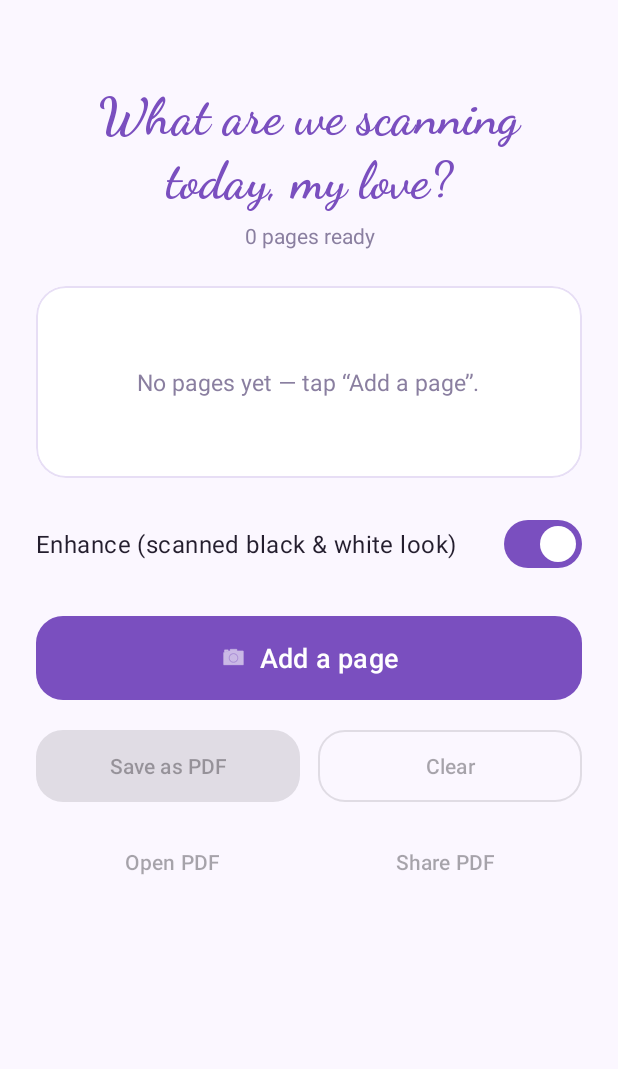
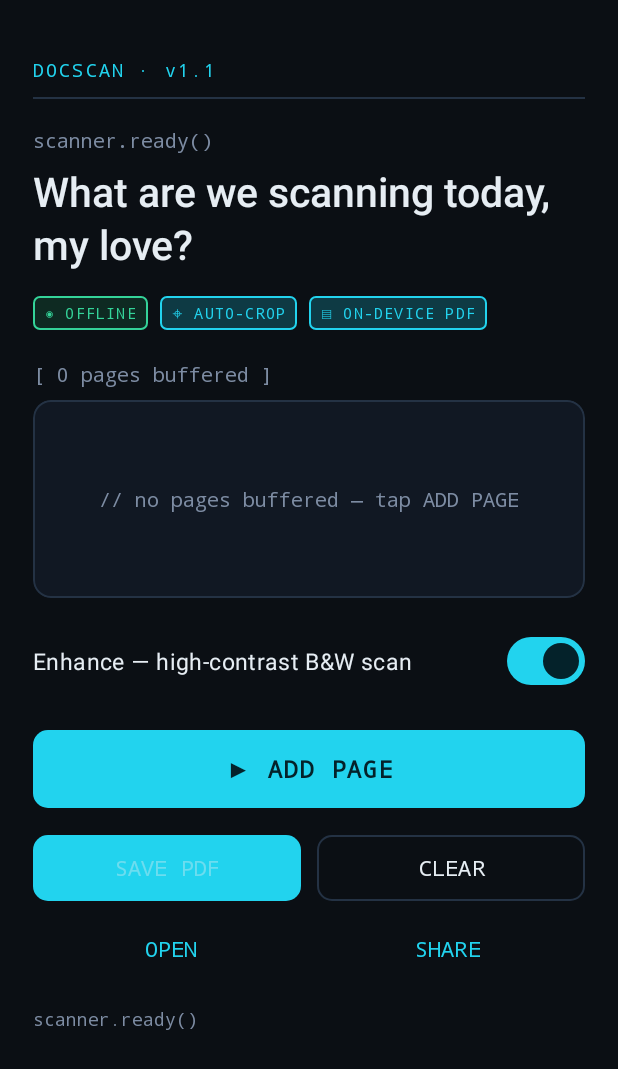
Before and after one commit to bambiproj/kidscolors, an Android app: the screen it shows after launch (MainActivity), on a phone screen of 412 x 824 dp. Shown: the top 1069 px of the screen. Run offline under Robolectric (Android 15) with nearby library versions, the phone set to English and light mode, and no system bars; libraries missing offline, so code that uses them is left out: org.opencv.android; 1 statement that could not run was skipped.

Commit message:
Add on-device auto-crop (OpenCV) and a tech console UI
- Automatic page cropping: detect the document's four corners with OpenCV
  (Canny + contour + perspective warp) and flatten to a clean page. Runs
  entirely on-device with bundled native libs, so no network is used. Falls
  back to the full frame when no confident outline is found.
- Processing moved off the UI thread; status reflects crop result.
- Restyle to a dark "scanner console" look: monospace accents, cyan/green
  status badges (OFFLINE / AUTO-CROP / ON-DEVICE PDF), sharper geometry.
- Limit native ABIs to arm64-v8a + armeabi-v7a to keep APK size down.

Co-Authored-By: Claude Opus 4.8 <noreply@anthropic.com>
Claude-Session: https://claude.ai/code/session_01FERLpLAdUEmVFe1XpPg91x

```diff
--- /dev/null
+++ b/android/app/src/main/res/drawable/badge_cyan.xml
@@ -0,0 +1,7 @@
+<?xml version="1.0" encoding="utf-8"?>
+<shape xmlns:android="http://schemas.android.com/apk/res/android"
+    android:shape="rectangle">
+    <corners android:radius="4dp" />
+    <stroke android:width="1dp" android:color="@color/accent" />
+    <solid android:color="@color/accent_dim" />
+</shape>
--- /dev/null
+++ b/android/app/src/main/res/drawable/badge_green.xml
@@ -0,0 +1,7 @@
+<?xml version="1.0" encoding="utf-8"?>
+<shape xmlns:android="http://schemas.android.com/apk/res/android"
+    android:shape="rectangle">
+    <corners android:radius="4dp" />
+    <stroke android:width="1dp" android:color="@color/green" />
+    <solid android:color="#0E2A22" />
+</shape>
--- a/android/app/src/main/res/drawable/thumb_frame.xml
+++ b/android/app/src/main/res/drawable/thumb_frame.xml
@@ -1,9 +1,9 @@
 <?xml version="1.0" encoding="utf-8"?>
 <shape xmlns:android="http://schemas.android.com/apk/res/android"
     android:shape="rectangle">
-    <corners android:radius="10dp" />
+    <corners android:radius="6dp" />
     <stroke
         android:width="1dp"
         android:color="@color/stroke" />
-    <solid android:color="@color/card" />
+    <solid android:color="@color/surface_alt" />
 </shape>
--- a/android/app/src/main/res/layout/activity_main.xml
+++ b/android/app/src/main/res/layout/activity_main.xml
@@ -4,42 +4,104 @@
     android:layout_width="match_parent"
     android:layout_height="match_parent"
     android:fillViewport="true"
-    android:background="@color/background">
+    android:background="@color/bg">
 
     <LinearLayout
         android:layout_width="match_parent"
         android:layout_height="wrap_content"
         android:orientation="vertical"
-        android:padding="24dp">
+        android:padding="22dp">
+
+        <!-- Header tag -->
+        <TextView
+            android:layout_width="wrap_content"
+            android:layout_height="wrap_content"
+            android:layout_marginTop="16dp"
+            android:fontFamily="monospace"
+            android:letterSpacing="0.12"
+            android:text="@string/app_tag"
+            android:textColor="@color/accent"
+            android:textSize="12sp" />
+
+        <View
+            android:layout_width="match_parent"
+            android:layout_height="1dp"
+            android:layout_marginTop="10dp"
+            android:background="@color/stroke" />
+
+        <!-- Prompt + greeting -->
+        <TextView
+            android:layout_width="wrap_content"
+            android:layout_height="wrap_content"
+            android:layout_marginTop="18dp"
+            android:fontFamily="monospace"
+            android:text="@string/prompt_line"
+            android:textColor="@color/muted"
+            android:textSize="13sp" />
 
         <TextView
             android:id="@+id/greeting"
             android:layout_width="match_parent"
             android:layout_height="wrap_content"
-            android:layout_marginTop="32dp"
-            android:fontFamily="cursive"
-            android:gravity="center"
-            android:lineSpacingMultiplier="1.05"
+            android:layout_marginTop="6dp"
+            android:fontFamily="sans-serif-medium"
+            android:lineSpacingMultiplier="1.1"
             android:text="@string/greeting"
-            android:textColor="@color/primary"
-            android:textSize="34sp"
-            android:textStyle="bold" />
+            android:textColor="@color/text"
+            android:textSize="27sp" />
 
+        <!-- Status badges -->
+        <HorizontalScrollView
+            android:layout_width="match_parent"
+            android:layout_height="wrap_content"
+            android:layout_marginTop="16dp"
+            android:scrollbars="none">
+
+            <LinearLayout
+                android:layout_width="wrap_content"
+                android:layout_height="wrap_content"
+                android:orientation="horizontal">
+
+                <TextView
+                    style="@style/TechBadge"
+                    android:background="@drawable/badge_green"
+                    android:text="@string/badge_offline"
+                    android:textColor="@color/green" />
+
+                <TextView
+                    style="@style/TechBadge"
+                    android:layout_marginStart="8dp"
+                    android:background="@drawable/badge_cyan"
+                    android:text="@string/badge_autocrop"
+                    android:textColor="@color/accent" />
+
+                <TextView
+                    style="@style/TechBadge"
+                    android:layout_marginStart="8dp"
+                    android:background="@drawable/badge_cyan"
+                    android:text="@string/badge_ondevice"
+                    android:textColor="@color/accent" />
+            </LinearLayout>
+        </HorizontalScrollView>
+
+        <!-- Page count -->
         <TextView
             android:id="@+id/pageCount"
             android:layout_width="match_parent"
             android:layout_height="wrap_content"
-            android:layout_marginTop="6dp"
-            android:gravity="center"
+            android:layout_marginTop="20dp"
+            android:fontFamily="monospace"
+            android:text="[ 0 pages buffered ]"
             android:textColor="@color/muted"
-            android:textSize="14sp" />
+            android:textSize="13sp" />
 
+        <!-- Page buffer panel -->
         <com.google.android.material.card.MaterialCardView
             android:layout_width="match_parent"
             android:layout_height="wrap_content"
-            android:layout_marginTop="24dp"
-            app:cardBackgroundColor="@color/card"
-            app:cardCornerRadius="20dp"
+            android:layout_marginTop="8dp"
+            app:cardBackgroundColor="@color/surface"
+            app:cardCornerRadius="12dp"
             app:cardElevation="0dp"
             app:strokeColor="@color/stroke"
             app:strokeWidth="1dp">
@@ -47,17 +109,18 @@
             <FrameLayout
                 android:layout_width="match_parent"
                 android:layout_height="wrap_content"
-                android:minHeight="128dp"
-                android:padding="16dp">
+                android:minHeight="132dp"
+                android:padding="14dp">
 
                 <TextView
                     android:id="@+id/emptyText"
                     android:layout_width="wrap_content"
                     android:layout_height="wrap_content"
                     android:layout_gravity="center"
+                    android:fontFamily="monospace"
                     android:text="@string/empty_pages"
                     android:textColor="@color/muted"
-                    android:textSize="15sp" />
+                    android:textSize="13sp" />
 
                 <HorizontalScrollView
                     android:layout_width="match_parent"
@@ -77,55 +140,63 @@
             android:id="@+id/enhanceSwitch"
             android:layout_width="match_parent"
             android:layout_height="wrap_content"
-            android:layout_marginTop="20dp"
+            android:layout_marginTop="18dp"
             android:checked="true"
             android:text="@string/enhance_label"
             android:textColor="@color/text"
-            android:textSize="16sp" />
+            android:textSize="15sp" />
 
         <com.google.android.material.button.MaterialButton
             android:id="@+id/addPageButton"
             android:layout_width="match_parent"
-            android:layout_height="64dp"
-            android:layout_marginTop="20dp"
+            android:layout_height="60dp"
+            android:layout_marginTop="18dp"
+            android:fontFamily="monospace"
+            android:letterSpacing="0.08"
             android:text="@string/add_page"
-            android:textSize="18sp"
-            app:cornerRadius="18dp"
-            app:icon="@android:drawable/ic_menu_camera"
-            app:iconGravity="textStart" />
+            android:textColor="@color/on_accent"
+            android:textSize="16sp"
+            android:textStyle="bold"
+            app:backgroundTint="@color/accent"
+            app:cornerRadius="10dp" />
 
         <LinearLayout
             android:layout_width="match_parent"
             android:layout_height="wrap_content"
-            android:layout_marginTop="12dp"
+            android:layout_marginTop="10dp"
             android:orientation="horizontal">
 
             <com.google.android.material.button.MaterialButton
                 android:id="@+id/saveButton"
                 android:layout_width="0dp"
-                android:layout_height="56dp"
-                android:layout_marginEnd="6dp"
+                android:layout_height="52dp"
+                android:layout_marginEnd="5dp"
                 android:layout_weight="1"
                 android:enabled="false"
+                android:fontFamily="monospace"
                 android:text="@string/save_pdf"
-                app:cornerRadius="18dp" />
+                app:backgroundTint="@color/accent"
+                app:cornerRadius="10dp" />
 
             <com.google.android.material.button.MaterialButton
                 android:id="@+id/clearButton"
                 style="@style/Widget.Material3.Button.OutlinedButton"
                 android:layout_width="0dp"
-                android:layout_height="56dp"
-                android:layout_marginStart="6dp"
+                android:layout_height="52dp"
+                android:layout_marginStart="5dp"
                 android:layout_weight="1"
                 android:enabled="false"
+                android:fontFamily="monospace"
                 android:text="@string/clear"
-                app:cornerRadius="18dp" />
+                android:textColor="@color/text"
+                app:cornerRadius="10dp"
+                app:strokeColor="@color/stroke" />
         </LinearLayout>
 
         <LinearLayout
             android:layout_width="match_parent"
             android:layout_height="wrap_content"
-            android:layout_marginTop="12dp"
+            android:layout_marginTop="4dp"
             android:orientation="horizontal">
 
             <com.google.android.material.button.MaterialButton
@@ -135,7 +206,9 @@
                 android:layout_height="wrap_content"
                 android:layout_weight="1"
                 android:enabled="false"
-                android:text="@string/open" />
+                android:fontFamily="monospace"
+                android:text="@string/open"
+                android:textColor="@color/accent" />
 
             <com.google.android.material.button.MaterialButton
                 android:id="@+id/shareButton"
@@ -144,17 +217,20 @@
                 android:layout_height="wrap_content"
                 android:layout_weight="1"
                 android:enabled="false"
-                android:text="@string/share" />
+                android:fontFamily="monospace"
+                android:text="@string/share"
+                android:textColor="@color/accent" />
         </LinearLayout>
 
         <TextView
             android:id="@+id/statusText"
             android:layout_width="match_parent"
             android:layout_height="wrap_content"
-            android:layout_marginTop="16dp"
-            android:gravity="center"
+            android:layout_marginTop="14dp"
+            android:fontFamily="monospace"
+            android:text="@string/prompt_line"
             android:textColor="@color/muted"
-            android:textSize="13sp" />
+            android:textSize="12sp" />
 
     </LinearLayout>
 </ScrollView>
--- a/android/app/src/main/res/values/colors.xml
+++ b/android/app/src/main/res/values/colors.xml
@@ -1,10 +1,17 @@
 <resources>
-    <color name="primary">#7A4FBF</color>
+    <!-- Dark "scanner console" palette -->
+    <color name="bg">#0B0F14</color>
+    <color name="surface">#111823</color>
+    <color name="surface_alt">#0E141D</color>
+    <color name="stroke">#243244</color>
+    <color name="accent">#22D3EE</color>
+    <color name="accent_dim">#0E3A44</color>
+    <color name="on_accent">#04222A</color>
+    <color name="green">#34D399</color>
+    <color name="text">#E6EDF3</color>
+    <color name="muted">#7D8CA3</color>
     <color name="white">#FFFFFFFF</color>
-    <color name="background">#FBF7FF</color>
-    <color name="card">#FFFFFF</color>
-    <color name="stroke">#E7DEF5</color>
-    <color name="text">#241E2E</color>
-    <color name="muted">#8A7FA0</color>
-    <color name="ic_launcher_background">#7A4FBF</color>
+
+    <color name="primary">#22D3EE</color>
+    <color name="ic_launcher_background">#111823</color>
 </resources>
--- a/android/app/src/main/res/values/strings.xml
+++ b/android/app/src/main/res/values/strings.xml
@@ -1,27 +1,35 @@
 <resources>
     <string name="app_name">Doc Scanner</string>
+    <string name="app_tag">DOCSCAN · v1.1</string>
+    <string name="prompt_line">scanner.ready()</string>
     <string name="greeting">What are we scanning today, my love?</string>
 
-    <string name="empty_pages">No pages yet — tap “Add a page”.</string>
-    <string name="enhance_label">Enhance (scanned black &amp; white look)</string>
-    <string name="add_page">Add a page</string>
-    <string name="save_pdf">Save as PDF</string>
-    <string name="clear">Clear</string>
-    <string name="open">Open PDF</string>
-    <string name="share">Share PDF</string>
+    <string name="badge_offline">◉ OFFLINE</string>
+    <string name="badge_autocrop">⌖ AUTO-CROP</string>
+    <string name="badge_ondevice">▤ ON-DEVICE PDF</string>
+
+    <string name="empty_pages">// no pages buffered — tap ADD PAGE</string>
+    <string name="enhance_label">Enhance — high-contrast B&amp;W scan</string>
+    <string name="add_page">▶  ADD PAGE</string>
+    <string name="save_pdf">SAVE PDF</string>
+    <string name="clear">CLEAR</string>
+    <string name="open">OPEN</string>
+    <string name="share">SHARE</string>
     <string name="share_pdf">Share PDF</string>
 
     <plurals name="page_count">
-        <item quantity="zero">No pages captured</item>
-        <item quantity="one">%d page ready</item>
-        <item quantity="other">%d pages ready</item>
+        <item quantity="one">[ %d page buffered ]</item>
+        <item quantity="other">[ %d pages buffered ]</item>
     </plurals>
 
-    <string name="status_saved">Saved “%1$s” (%2$d page(s)) to Downloads.</string>
-    <string name="status_save_failed">Could not save the PDF.</string>
-    <string name="status_cleared">Cleared. Ready for a fresh scan.</string>
-    <string name="status_capture_cancelled">Capture cancelled.</string>
-    <string name="status_capture_failed">Could not read that photo — try again.</string>
+    <string name="status_processing">› detecting page edges…</string>
+    <string name="status_page_cropped">✓ page detected &amp; cropped</string>
+    <string name="status_page_full">• no edges found — kept full frame</string>
+    <string name="status_saved">✓ wrote “%1$s” (%2$d page(s)) → Downloads</string>
+    <string name="status_save_failed">✗ could not save the PDF</string>
+    <string name="status_cleared">buffer cleared — ready</string>
+    <string name="status_capture_cancelled">capture cancelled</string>
+    <string name="status_capture_failed">✗ could not read that photo</string>
 
     <string name="no_camera">No camera app found on this device.</string>
     <string name="no_pdf_viewer">No PDF viewer app found.</string>
--- /dev/null
+++ b/android/app/src/main/res/values/styles.xml
@@ -0,0 +1,13 @@
+<resources>
+    <style name="TechBadge">
+        <item name="android:layout_width">wrap_content</item>
+        <item name="android:layout_height">wrap_content</item>
+        <item name="android:paddingStart">8dp</item>
+        <item name="android:paddingEnd">8dp</item>
+        <item name="android:paddingTop">4dp</item>
+        <item name="android:paddingBottom">4dp</item>
+        <item name="android:fontFamily">monospace</item>
+        <item name="android:textSize">10sp</item>
+        <item name="android:letterSpacing">0.08</item>
+    </style>
+</resources>
--- a/android/app/src/main/res/values/themes.xml
+++ b/android/app/src/main/res/values/themes.xml
@@ -1,8 +1,12 @@
 <resources xmlns:tools="http://schemas.android.com/tools">
-    <style name="Theme.DocScanner" parent="Theme.Material3.Light.NoActionBar">
-        <item name="colorPrimary">@color/primary</item>
-        <item name="colorOnPrimary">@color/white</item>
-        <item name="android:windowBackground">@color/background</item>
-        <item name="android:statusBarColor">@color/background</item>
+    <style name="Theme.DocScanner" parent="Theme.Material3.Dark.NoActionBar">
+        <item name="colorPrimary">@color/accent</item>
+        <item name="colorOnPrimary">@color/on_accent</item>
+        <item name="colorSurface">@color/surface</item>
+        <item name="colorOnSurface">@color/text</item>
+        <item name="android:windowBackground">@color/bg</item>
+        <item name="android:statusBarColor">@color/bg</item>
+        <item name="android:navigationBarColor">@color/bg</item>
+        <item name="android:forceDarkAllowed" tools:targetApi="q">false</item>
     </style>
 </resources>
```
Also changed, not shown: android/app/build.gradle.kts (+13 -3 lines), android/app/src/main/java/com/bambiproj/docscanner/DocumentCropper.kt (added, +136 -0 lines), android/app/src/main/java/com/bambiproj/docscanner/MainActivity.kt (+50 -5 lines).
